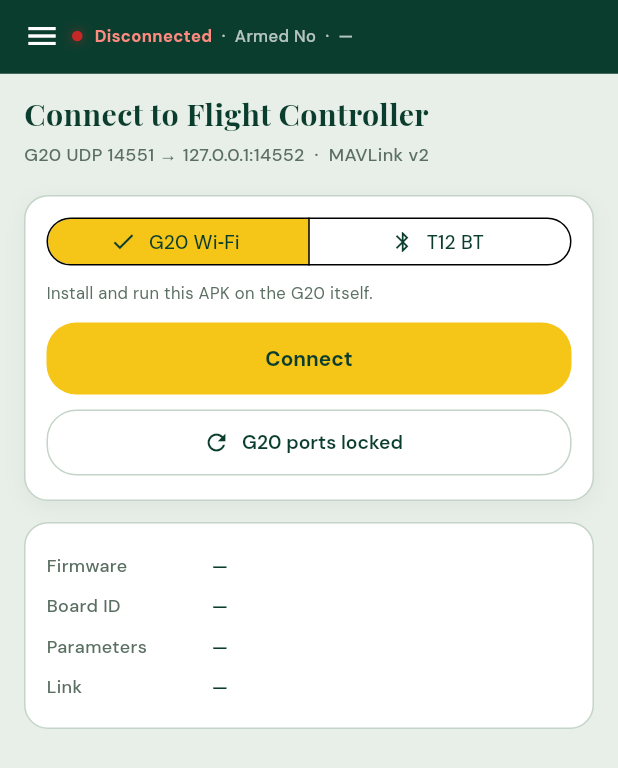
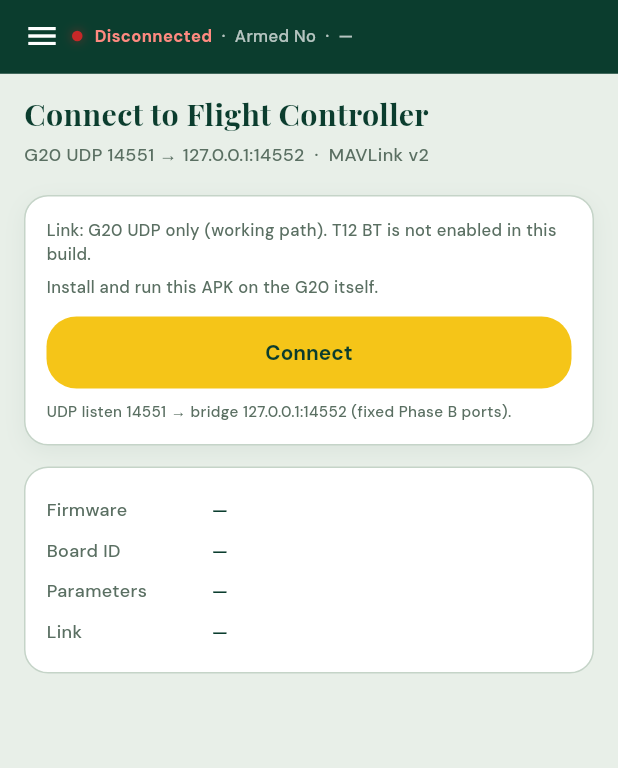
Before and after one commit to alex0077-git/FC-Tuning_Studio, a Flutter app: the screen it shows after launch, on a phone screen of 412 x 824 dp. Shown: the top 768 px of the screen. Run offline on Flutter 3.47's test engine with Material 3 defaults, Android fonts, the phone set to English and light mode, and no system bars; our stand-ins replace fl_chart, google_fonts, webview_flutter; missing offline and left inert: dart:html, dart:ui_web.

Commit message:
Offer G20 UDP only and remove non-working T12 connect UI.

```diff
--- a/lib/screens/connect_screen.dart
+++ b/lib/screens/connect_screen.dart
@@ -7,10 +7,7 @@
 import '../layout/g20_metrics.dart';
 import '../link/g20_udp_link.dart';
 import '../link/mav_session.dart';
-import '../link/t12_spp_link.dart';
 import '../theme/app_theme.dart';
-
-enum LinkType { g20, t12 }
 
 class ConnectScreen extends StatefulWidget {
   const ConnectScreen({
@@ -37,43 +34,12 @@
 }
 
 class _ConnectScreenState extends State<ConnectScreen> {
-  LinkType _linkType = LinkType.g20;
   bool _busy = false;
-
-  List<BondedBtDevice> _btDevices = [];
-  String? _btAddress;
 
   String _firmware = '—';
   String _boardId = '—';
   String _parameters = '—';
   String _linkQuality = '—';
-
-  Future<void> _refreshBt() async {
-    try {
-      final list = await T12SppLink.bonded();
-      setState(() {
-        _btDevices = list;
-        if (_btAddress == null || !list.any((d) => d.address == _btAddress)) {
-          _btAddress = list.isEmpty ? null : list.first.address;
-        }
-      });
-      if (!mounted) return;
-      if (list.isEmpty) {
-        ScaffoldMessenger.of(context).showSnackBar(
-          const SnackBar(
-            content: Text(
-              'T12 BT not in this APK — use G20 UDP. T12 SPP comes in a later build.',
-            ),
-          ),
-        );
-      }
-    } catch (e) {
-      if (!mounted) return;
-      ScaffoldMessenger.of(context).showSnackBar(
-        SnackBar(content: Text('BT refresh failed: $e')),
-      );
-    }
-  }
 
   Future<void> _toggleConnect() async {
     if (widget.connected) {
@@ -90,18 +56,7 @@
 
     setState(() => _busy = true);
     try {
-      if (_linkType == LinkType.g20) {
-        await widget.session.connect(G20UdpLink());
-      } else {
-        final addr = _btAddress;
-        if (addr == null) {
-          throw StateError(
-            'T12 Bluetooth is not in this APK build. Switch to G20 Wi‑Fi.',
-          );
-        }
-        await widget.session.connect(T12SppLink(address: addr));
-      }
-
+      await widget.session.connect(G20UdpLink());
       await widget.session.waitHeartbeat();
 
       var usedCatalogFallback = false;
@@ -186,7 +141,6 @@
 
   @override
   Widget build(BuildContext context) {
-    final locked = widget.connected || _busy;
     final g20 = G20Metrics.of(context);
 
     return ListView(
@@ -222,60 +176,15 @@
           child: Column(
             crossAxisAlignment: CrossAxisAlignment.stretch,
             children: [
-              SegmentedButton<LinkType>(
-                style: const ButtonStyle(
-                  visualDensity: VisualDensity.compact,
-                  tapTargetSize: MaterialTapTargetSize.shrinkWrap,
-                ),
-                segments: const [
-                  ButtonSegment(
-                    value: LinkType.g20,
-                    label: Text('G20 Wi‑Fi'),
-                    icon: Icon(Icons.wifi, size: 16),
-                  ),
-                  ButtonSegment(
-                    value: LinkType.t12,
-                    label: Text('T12 BT'),
-                    icon: Icon(Icons.bluetooth, size: 16),
-                  ),
-                ],
-                selected: {_linkType},
-                onSelectionChanged: locked
-                    ? null
-                    : (s) {
-                        setState(() => _linkType = s.first);
-                        if (_linkType == LinkType.t12) _refreshBt();
-                      },
+              Text(
+                'Link: G20 UDP only (working path). T12 BT is not enabled in this build.',
+                style: AppFonts.body(fontSize: 12, color: AppColors.muted),
               ),
-              const SizedBox(height: 10),
-              if (_linkType == LinkType.g20)
-                const Text(
-                  'Install and run this APK on the G20 itself.',
-                  style: TextStyle(fontSize: 12, color: AppColors.muted),
-                )
-              else ...[
-                const Text(
-                  'T12 Classic SPP is stubbed in this APK (AGP 9). Use G20 for bench test.',
-                  style: TextStyle(fontSize: 12, color: AppColors.muted),
-                ),
-                const SizedBox(height: 8),
-                DropdownButtonFormField<String>(
-                  value: _btAddress,
-                  decoration: const InputDecoration(
-                    labelText: 'Paired device',
-                    prefixIcon: Icon(Icons.phone_android, size: 20),
-                  ),
-                  items: [
-                    for (final d in _btDevices)
-                      DropdownMenuItem(
-                        value: d.address,
-                        child: Text(d.name.isNotEmpty ? d.name : d.address),
-                      ),
-                  ],
-                  onChanged:
-                      locked ? null : (v) => setState(() => _btAddress = v),
-                ),
-              ],
+              const SizedBox(height: 6),
+              Text(
+                'Install and run this APK on the G20 itself.',
+                style: AppFonts.body(fontSize: 12, color: AppColors.muted),
+              ),
               const SizedBox(height: 12),
               ElevatedButton(
                 onPressed: _busy ? null : _toggleConnect,
@@ -312,28 +221,9 @@
                       ),
               ),
               const SizedBox(height: 8),
-              OutlinedButton.icon(
-                onPressed: locked
-                    ? null
-                    : () {
-                        if (_linkType == LinkType.t12) {
-                          _refreshBt();
-                        } else {
-                          ScaffoldMessenger.of(context).showSnackBar(
-                            const SnackBar(
-                              content: Text(
-                                'G20 uses fixed UDP ports (Phase B)',
-                              ),
-                            ),
-                          );
-                        }
-                      },
-                icon: const Icon(Icons.refresh, size: 18),
-                label: Text(
-                  _linkType == LinkType.t12
-                      ? 'Refresh devices'
-                      : 'G20 ports locked',
-                ),
+              Text(
+                'UDP listen 14551 → bridge 127.0.0.1:14552 (fixed Phase B ports).',
+                style: AppFonts.body(fontSize: 11, color: AppColors.muted),
               ),
             ],
           ),
```
